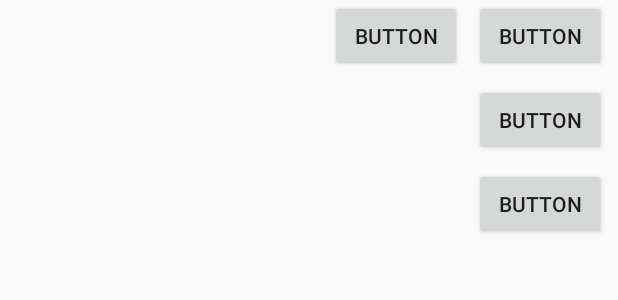
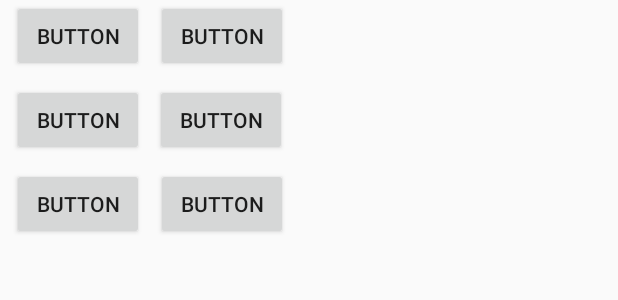
Before and after one commit to gmadrid/brailler, an Android app: the layout activity_main.xml on its own in the app's theme, with its tools: preview values and no code run, on a phone screen of 412 x 824 dp. Shown: the top 300 px of the screen. Run offline under Robolectric (Android 15) with nearby library versions, the phone set to English and light mode, and no system bars.

Commit message:
Seems to work. UI sucks.

```diff
--- a/app/src/main/java/com/scrawlsoft/brailler/Brailler.java
+++ b/app/src/main/java/com/scrawlsoft/brailler/Brailler.java
@@ -61,6 +61,7 @@ class Brailler {
                         return dot1Value + dot2Value + dot3Value + dot4Value + dot5Value + dot6Value;
                     }
                 })
+                // TODO: can you get this subscribe() call out of here?
                 .subscribe(new Consumer<Integer>() {
                     @Override
                     public void accept(Integer combinedValue) throws Exception {
--- a/app/src/main/res/layout/activity_main.xml
+++ b/app/src/main/res/layout/activity_main.xml
@@ -4,67 +4,71 @@
     xmlns:tools="http://schemas.android.com/tools"
     android:layout_width="match_parent"
     android:layout_height="match_parent"
-    tools:context="com.scrawlsoft.brailler.MainActivity">
+    tools:context="com.scrawlsoft.brailler.MainActivity"
+    tools:layout_editor_absoluteY="81dp"
+    tools:layout_editor_absoluteX="0dp">
 
     <Button
         android:id="@+id/dot1"
         android:layout_width="wrap_content"
         android:layout_height="wrap_content"
-        android:layout_marginBottom="8dp"
+        android:text="Button"
+        app:layout_constraintTop_toTopOf="@+id/dot4"
+        android:layout_marginTop="0dp"
         android:layout_marginLeft="8dp"
-        android:layout_marginRight="8dp"
-        android:layout_marginTop="8dp"
-        android:text="Button"
-        app:layout_constraintBottom_toTopOf="@+id/dot2"
-        app:layout_constraintLeft_toLeftOf="parent"
-        app:layout_constraintRight_toLeftOf="@+id/dot4"
-        app:layout_constraintTop_toTopOf="parent" />
+        app:layout_constraintLeft_toLeftOf="parent" />
 
     <Button
         android:id="@+id/dot2"
         android:layout_width="wrap_content"
         android:layout_height="wrap_content"
         android:text="Button"
-        app:layout_constraintRight_toLeftOf="@+id/dot5"
-        android:layout_marginRight="29dp"
-        android:layout_marginBottom="43dp"
-        app:layout_constraintBottom_toTopOf="@+id/dot3" />
+        app:layout_constraintLeft_toLeftOf="@+id/dot1"
+        android:layout_marginTop="8dp"
+        app:layout_constraintTop_toBottomOf="@+id/dot1" />
 
     <Button
         android:id="@+id/dot3"
         android:layout_width="wrap_content"
         android:layout_height="wrap_content"
         android:text="Button"
-        tools:layout_editor_absoluteY="264dp"
-        app:layout_constraintRight_toLeftOf="@+id/dot6"
-        android:layout_marginRight="8dp" />
+        app:layout_constraintLeft_toLeftOf="@+id/dot2"
+        android:layout_marginTop="8dp"
+        app:layout_constraintTop_toBottomOf="@+id/dot2" />
 
     <Button
         android:id="@+id/dot4"
         android:layout_width="wrap_content"
         android:layout_height="wrap_content"
         android:text="Button"
-        tools:layout_editor_absoluteY="69dp"
-        android:layout_marginRight="8dp"
-        app:layout_constraintRight_toRightOf="parent" />
+        tools:layout_editor_absoluteY="87dp"
+        app:layout_constraintRight_toRightOf="parent"
+        app:layout_constraintLeft_toRightOf="@+id/dot1"
+        android:layout_marginLeft="8dp"
+        android:layout_marginStart="8dp"
+        app:layout_constraintHorizontal_bias="0.0"
+        android:layout_marginRight="8dp" />
 
     <Button
         android:id="@+id/dot5"
         android:layout_width="wrap_content"
         android:layout_height="wrap_content"
         android:text="Button"
-        android:layout_marginTop="8dp"
-        app:layout_constraintTop_toBottomOf="@+id/dot4"
-        android:layout_marginRight="8dp"
-        app:layout_constraintRight_toRightOf="parent" />
+        app:layout_constraintRight_toRightOf="@+id/dot6"
+        android:layout_marginRight="1dp"
+        app:layout_constraintLeft_toRightOf="@+id/dot2"
+        android:layout_marginLeft="8dp"
+        android:layout_marginStart="8dp"
+        android:layout_marginEnd="1dp"
+        app:layout_constraintTop_toTopOf="@+id/dot2" />
 
     <Button
         android:id="@+id/dot6"
         android:layout_width="wrap_content"
         android:layout_height="wrap_content"
         android:text="Button"
-        android:layout_marginTop="8dp"
-        app:layout_constraintTop_toBottomOf="@+id/dot5"
-        android:layout_marginRight="8dp"
-        app:layout_constraintRight_toRightOf="parent" />
+        app:layout_constraintLeft_toRightOf="@+id/dot3"
+        android:layout_marginLeft="8dp"
+        android:layout_marginStart="8dp"
+        app:layout_constraintTop_toTopOf="@+id/dot3" />
 </android.support.constraint.ConstraintLayout>
```
Also changed, not shown: app/src/main/java/com/scrawlsoft/brailler/MainActivity.java (+27 -8 lines).
